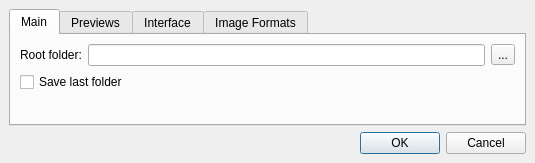
Before: the Qt Designer form settingswindow.ui in onto/effy, drawn with Qt 5.
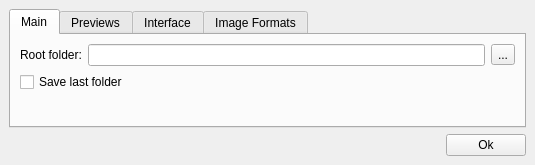
After: the same form once the commit is applied. The open tabs and pages were chosen to show the change.

```diff
--- a/settingswindow.ui
+++ b/settingswindow.ui
@@ -7,17 +7,17 @@
     <x>0</x>
     <y>0</y>
     <width>535</width>
-    <height>163</height>
+    <height>165</height>
    </rect>
   </property>
   <property name="windowTitle">
    <string>MainWindow</string>
   </property>
   <widget class="QWidget" name="centralwidget">
-   <layout class="QVBoxLayout" name="verticalLayout_2">
-    <item>
-     <layout class="QVBoxLayout" name="verticalLayout">
-      <item>
+   <layout class="QGridLayout" name="gridLayout_7">
+    <item row="0" column="0">
+     <layout class="QGridLayout" name="gridLayout_6">
+      <item row="0" column="0">
        <widget class="QTabWidget" name="tabWidget">
         <property name="currentIndex">
          <number>2</number>
@@ -222,12 +222,29 @@
         </widget>
        </widget>
       </item>
-      <item>
-       <widget class="QDialogButtonBox" name="buttonBox">
-        <property name="standardButtons">
-         <set>QDialogButtonBox::Cancel|QDialogButtonBox::Ok</set>
-        </property>
-       </widget>
+      <item row="1" column="0">
+       <layout class="QHBoxLayout" name="horizontalLayout_2">
+        <item>
+         <spacer name="horizontalSpacer">
+          <property name="orientation">
+           <enum>Qt::Horizontal</enum>
+          </property>
+          <property name="sizeHint" stdset="0">
+           <size>
+            <width>40</width>
+            <height>20</height>
+           </size>
+          </property>
+         </spacer>
+        </item>
+        <item>
+         <widget class="QPushButton" name="pushButton">
+          <property name="text">
+           <string>Ok</string>
+          </property>
+         </widget>
+        </item>
+       </layout>
       </item>
      </layout>
     </item>
```
Left out of the diff: 2 changed lines with no effect on the pictures.
